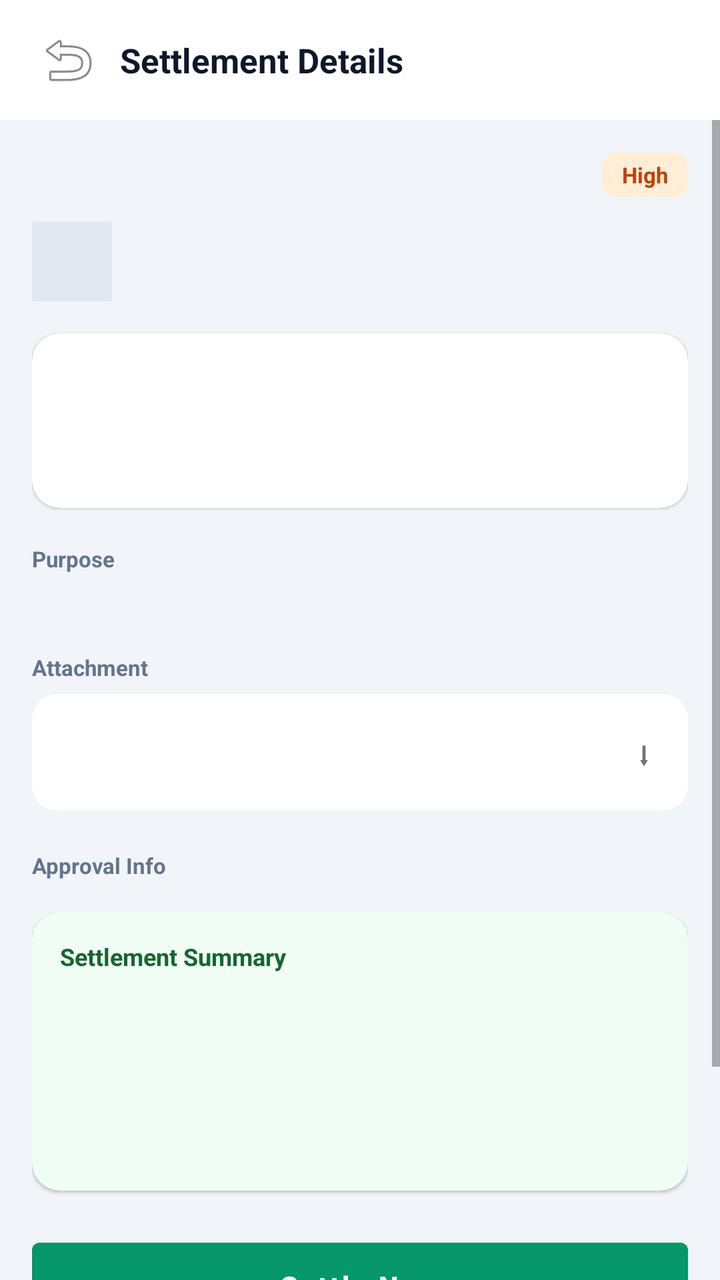
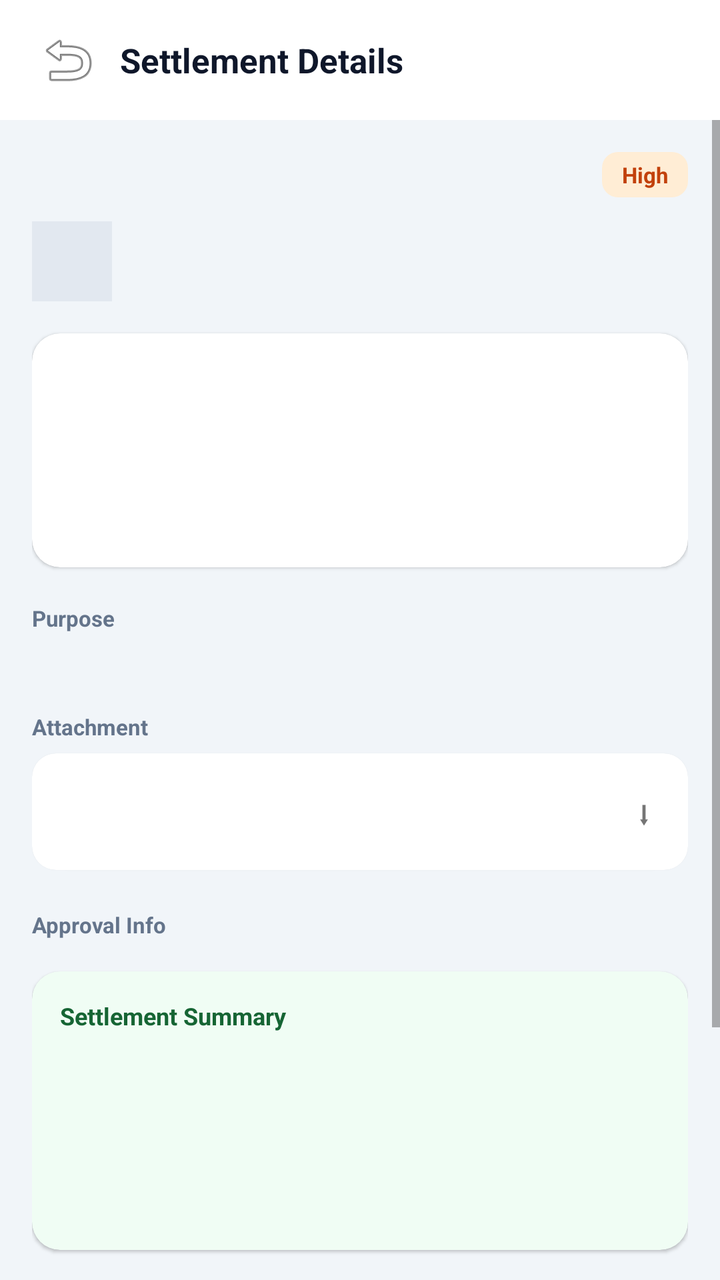

Before-and-after screenshots of an Android layout around one commit, followed by the original layout XML and the change that was made.
<!-- AndroidManifest.xml: application theme Theme.DataBridge -->
<!-- res/layout/fragment_petty_cash_settlement_details.xml -->
<?xml version="1.0" encoding="utf-8"?>
<FrameLayout
    xmlns:android="http://schemas.android.com/apk/res/android"
    xmlns:app="http://schemas.android.com/apk/res-auto"
    android:layout_width="match_parent"
    android:layout_height="match_parent"
    android:background="#F1F5F9">

    <LinearLayout
        android:layout_width="match_parent"
        android:layout_height="match_parent"
        android:orientation="vertical">

        
        <LinearLayout
            android:layout_width="match_parent"
            android:layout_height="wrap_content"
            android:orientation="horizontal"
            android:gravity="center_vertical"
            android:paddingHorizontal="16dp"
            android:paddingVertical="12dp"
            android:background="#FFFFFF">

            <ImageButton
                android:id="@+id/btnPcDetailBack"
                android:layout_width="36dp"
                android:layout_height="36dp"
                android:src="@android:drawable/ic_menu_revert"
                android:background="?attr/selectableItemBackgroundBorderless"
                android:contentDescription="Back" />

            <TextView
                android:layout_width="0dp"
                android:layout_weight="1"
                android:layout_height="wrap_content"
                android:text="Settlement Details"
                android:textSize="17sp"
                android:textStyle="bold"
                android:textColor="#0F172A"
                android:layout_marginStart="8dp" />
        </LinearLayout>

        <ProgressBar
            android:id="@+id/pbPcDetailLoading"
            android:layout_width="wrap_content"
            android:layout_height="wrap_content"
            android:layout_gravity="center"
            android:layout_marginTop="60dp"
            android:visibility="gone" />

        <LinearLayout
            android:id="@+id/layoutPcDetailError"
            android:layout_width="match_parent"
            android:layout_height="wrap_content"
            android:orientation="vertical"
            android:gravity="center"
            android:padding="24dp"
            android:visibility="gone">

            <TextView
                android:id="@+id/tvPcDetailError"
                android:layout_width="wrap_content"
                android:layout_height="wrap_content"
                android:textColor="#B91C1C"
                android:gravity="center" />

            <Button
                android:id="@+id/btnPcDetailRetry"
                android:layout_width="wrap_content"
                android:layout_height="wrap_content"
                android:layout_marginTop="12dp"
                android:text="Retry"
                android:textAllCaps="false" />
        </LinearLayout>

        <ScrollView
            android:id="@+id/scrollPcDetail"
            android:layout_width="match_parent"
            android:layout_height="0dp"
            android:layout_weight="1"
            android:fillViewport="true"
            android:clipToPadding="false"
            android:paddingBottom="16dp">

            <LinearLayout
                android:layout_width="match_parent"
                android:layout_height="wrap_content"
                android:orientation="vertical"
                android:padding="16dp">

                
                <LinearLayout
                    android:layout_width="match_parent"
                    android:layout_height="wrap_content"
                    android:orientation="horizontal"
                    android:gravity="center_vertical">

                    <TextView
                        android:id="@+id/tvPcDetailCode"
                        android:layout_width="0dp"
                        android:layout_weight="1"
                        android:layout_height="wrap_content"
                        android:textSize="16sp"
                        android:textStyle="bold"
                        android:textColor="#0F172A" />

                    <TextView
                        android:id="@+id/tvPcDetailPriority"
                        android:layout_width="wrap_content"
                        android:layout_height="wrap_content"
                        android:text="High"
                        android:textSize="11sp"
                        android:textStyle="bold"
                        android:textColor="#C2410C"
                        android:paddingHorizontal="10dp"
                        android:paddingVertical="4dp"
                        android:background="@drawable/bg_pc_badge_high" />
                </LinearLayout>

                
                <LinearLayout
                    android:layout_width="match_parent"
                    android:layout_height="wrap_content"
                    android:orientation="horizontal"
                    android:gravity="center_vertical"
                    android:layout_marginTop="12dp">

                    <TextView
                        android:id="@+id/tvPcDetailWorkerInitial"
                        android:layout_width="40dp"
                        android:layout_height="40dp"
                        android:gravity="center"
                        android:textSize="15sp"
                        android:textStyle="bold"
                        android:textColor="#334155"
                        android:background="#E2E8F0" />

                    <LinearLayout
                        android:layout_width="0dp"
                        android:layout_weight="1"
                        android:layout_height="wrap_content"
                        android:orientation="vertical"
                        android:layout_marginStart="10dp">

                        <TextView
                            android:id="@+id/tvPcDetailWorkerName"
                            android:layout_width="wrap_content"
                            android:layout_height="wrap_content"
                            android:textSize="14sp"
                            android:textStyle="bold"
                            android:textColor="#0F172A" />

                        <TextView
                            android:id="@+id/tvPcDetailWorkerRole"
                            android:layout_width="wrap_content"
                            android:layout_height="wrap_content"
                            android:textSize="12sp"
                            android:textColor="#94A3B8" />
                    </LinearLayout>
                </LinearLayout>

                
                <androidx.cardview.widget.CardView
                    android:layout_width="match_parent"
                    android:layout_height="wrap_content"
                    android:layout_marginTop="16dp"
                    app:cardCornerRadius="14dp"
                    app:cardElevation="1dp">

                    <LinearLayout
                        android:layout_width="match_parent"
                        android:layout_height="wrap_content"
                        android:orientation="vertical"
                        android:padding="14dp">

                        <include layout="@layout/item_petty_cash_detail_row" android:id="@+id/rowPcCategory" />
                        <include layout="@layout/item_petty_cash_detail_row" android:id="@+id/rowPcAmount" />
                    </LinearLayout>
                </androidx.cardview.widget.CardView>

                
                <TextView
                    android:layout_width="wrap_content"
                    android:layout_height="wrap_content"
                    android:text="Purpose"
                    android:textSize="11sp"
                    android:textStyle="bold"
                    android:textColor="#64748B"
                    android:layout_marginTop="18dp" />

                <TextView
                    android:id="@+id/tvPcDetailPurpose"
                    android:layout_width="match_parent"
                    android:layout_height="wrap_content"
                    android:layout_marginTop="4dp"
                    android:textSize="13sp"
                    android:textColor="#334155"
                    android:lineSpacingExtra="3dp" />

                
                <TextView
                    android:layout_width="wrap_content"
                    android:layout_height="wrap_content"
                    android:text="Attachment"
                    android:textSize="11sp"
                    android:textStyle="bold"
                    android:textColor="#64748B"
                    android:layout_marginTop="18dp" />

                <androidx.cardview.widget.CardView
                    android:layout_width="match_parent"
                    android:layout_height="wrap_content"
                    android:layout_marginTop="6dp"
                    app:cardCornerRadius="12dp"
                    app:cardElevation="1dp">

                    <LinearLayout
                        android:layout_width="match_parent"
                        android:layout_height="wrap_content"
                        android:orientation="horizontal"
                        android:gravity="center_vertical"
                        android:padding="12dp">

                        <TextView
                            android:id="@+id/tvPcDetailAttachmentName"
                            android:layout_width="0dp"
                            android:layout_weight="1"
                            android:layout_height="wrap_content"
                            android:textSize="13sp"
                            android:textColor="#334155" />

                        <TextView
                            android:id="@+id/btnPcDetailAttachmentView"
                            android:layout_width="wrap_content"
                            android:layout_height="wrap_content"
                            android:text="\u2B07"
                            android:textSize="16sp"
                            android:padding="6dp" />
                    </LinearLayout>
                </androidx.cardview.widget.CardView>

                
                <TextView
                    android:layout_width="wrap_content"
                    android:layout_height="wrap_content"
                    android:text="Approval Info"
                    android:textSize="11sp"
                    android:textStyle="bold"
                    android:textColor="#64748B"
                    android:layout_marginTop="20dp" />

                <LinearLayout
                    android:id="@+id/layoutPcApprovalSteps"
                    android:layout_width="match_parent"
                    android:layout_height="wrap_content"
                    android:orientation="vertical"
                    android:layout_marginTop="8dp" />

                
                <androidx.cardview.widget.CardView
                    android:layout_width="match_parent"
                    android:layout_height="wrap_content"
                    android:layout_marginTop="8dp"
                    app:cardCornerRadius="14dp"
                    app:cardElevation="1dp"
                    app:cardBackgroundColor="#F0FDF4">

                    <LinearLayout
                        android:layout_width="match_parent"
                        android:layout_height="wrap_content"
                        android:orientation="vertical"
                        android:padding="14dp">

                        <TextView
                            android:layout_width="wrap_content"
                            android:layout_height="wrap_content"
                            android:text="Settlement Summary"
                            android:textSize="12sp"
                            android:textStyle="bold"
                            android:textColor="#166534"
                            android:layout_marginBottom="6dp" />

                        <include layout="@layout/item_petty_cash_detail_row" android:id="@+id/rowPcSummaryCurrentBalance" />
                        <include layout="@layout/item_petty_cash_detail_row" android:id="@+id/rowPcSummaryRequestAmount" />
                        <include layout="@layout/item_petty_cash_detail_row" android:id="@+id/rowPcSummaryRemaining" />
                    </LinearLayout>
                </androidx.cardview.widget.CardView>

                
                <Button
                    android:id="@+id/btnPcDetailSettleNow"
                    android:layout_width="match_parent"
                    android:layout_height="wrap_content"
                    android:layout_marginTop="20dp"
                    android:text="Settle Now"
                    android:textAllCaps="false"
                    android:textStyle="bold"
                    android:textColor="#FFFFFF"
                    android:backgroundTint="#059669"
                    android:paddingVertical="12dp" />

                <Button
                    android:id="@+id/btnPcDetailReject"
                    android:layout_width="match_parent"
                    android:layout_height="wrap_content"
                    android:layout_marginTop="10dp"
                    android:text="Reject"
                    android:textAllCaps="false"
                    android:textStyle="bold"
                    android:textColor="#DC2626"
                    android:backgroundTint="#FEE2E2"
                    android:paddingVertical="12dp" />

                
                <LinearLayout
                    android:id="@+id/layoutPcDetailEditDelete"
                    android:layout_width="match_parent"
                    android:layout_height="wrap_content"
                    android:orientation="horizontal"
                    android:layout_marginTop="10dp"
                    android:visibility="gone">

                    <Button
                        android:id="@+id/btnPcDetailEdit"
                        android:layout_width="0dp"
                        android:layout_weight="1"
                        android:layout_height="wrap_content"
                        android:layout_marginEnd="6dp"
                        android:text="Edit"
                        android:textAllCaps="false"
                        android:textStyle="bold"
                        android:textColor="#334155"
                        android:backgroundTint="#F1F5F9"
                        android:paddingVertical="12dp" />

                    <Button
                        android:id="@+id/btnPcDetailDelete"
                        android:layout_width="0dp"
                        android:layout_weight="1"
                        android:layout_height="wrap_content"
                        android:layout_marginStart="6dp"
                        android:text="Delete"
                        android:textAllCaps="false"
                        android:textStyle="bold"
                        android:textColor="#DC2626"
                        android:backgroundTint="#FEE2E2"
                        android:paddingVertical="12dp" />
                </LinearLayout>

            </LinearLayout>
        </ScrollView>
    </LinearLayout>
</FrameLayout>
<!-- res/layout/item_petty_cash_detail_row.xml (included above) -->
<?xml version="1.0" encoding="utf-8"?>
<LinearLayout
    xmlns:android="http://schemas.android.com/apk/res/android"
    android:layout_width="match_parent"
    android:layout_height="wrap_content"
    android:orientation="horizontal"
    android:gravity="center_vertical"
    android:paddingVertical="6dp">

    <TextView
        android:id="@+id/tvDetailRowLabel"
        android:layout_width="0dp"
        android:layout_weight="1"
        android:layout_height="wrap_content"
        android:textSize="13sp"
        android:textColor="#64748B" />

    <TextView
        android:id="@+id/tvDetailRowValue"
        android:layout_width="wrap_content"
        android:layout_height="wrap_content"
        android:textSize="13sp"
        android:textStyle="bold"
        android:textColor="#0F172A" />
</LinearLayout>
<!-- resources referenced by this layout -->
<resources>
  <!-- drawable bg_pc_badge_high (drawable) -->
  <?xml version="1.0" encoding="utf-8"?>
  <shape xmlns:android="http://schemas.android.com/apk/res/android"
      android:shape="rectangle">
      <solid android:color="#FFEDD5" />
      <corners android:radius="8dp" />
  </shape>
  <style name="Theme.DataBridge" parent="Theme.MaterialComponents.DayNight.NoActionBar">
      <item name="colorPrimary">#00d4ff</item>
      <item name="colorPrimaryVariant">#16213e</item>
      <item name="colorOnPrimary">#ffffff</item>
      <item name="colorSecondary">#00d4ff</item>
      <item name="android:statusBarColor">#1a1a2e</item>
  </style>
</resources>

<!-- the commit's change to res/layout/fragment_petty_cash_settlement_details.xml (unified diff, before → after) -->
@@ -175,6 +175,7 @@
 
                         <include layout="@layout/item_petty_cash_detail_row" android:id="@+id/rowPcCategory" />
                         <include layout="@layout/item_petty_cash_detail_row" android:id="@+id/rowPcAmount" />
+                        <include layout="@layout/item_petty_cash_detail_row" android:id="@+id/rowPcCategoryExtra" />
                     </LinearLayout>
                 </androidx.cardview.widget.CardView>
 
